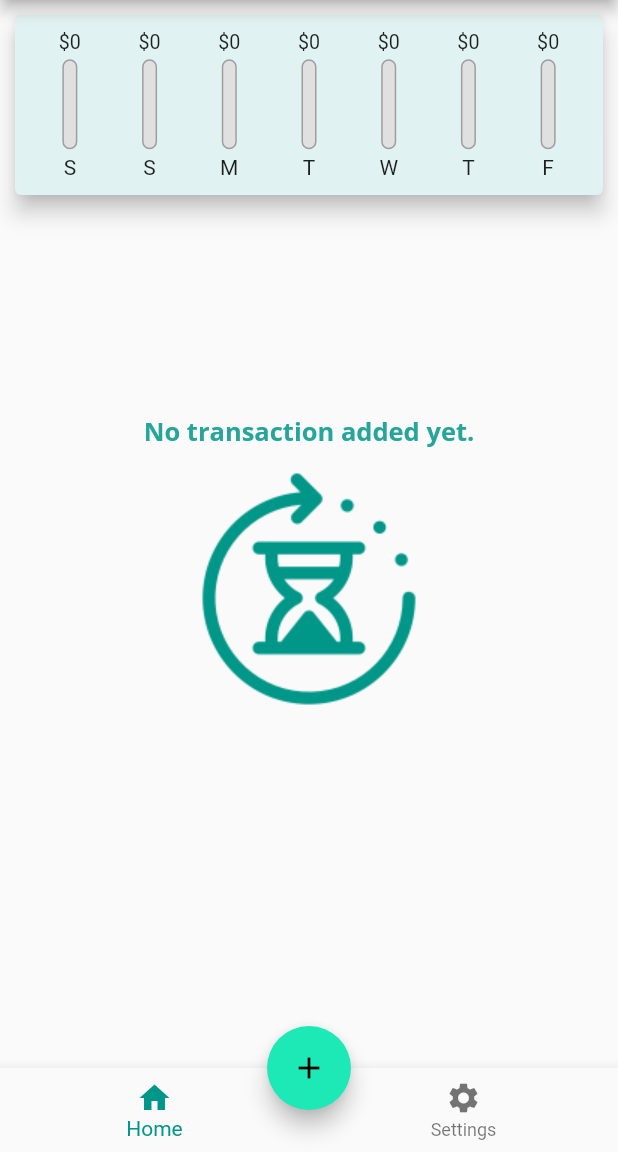
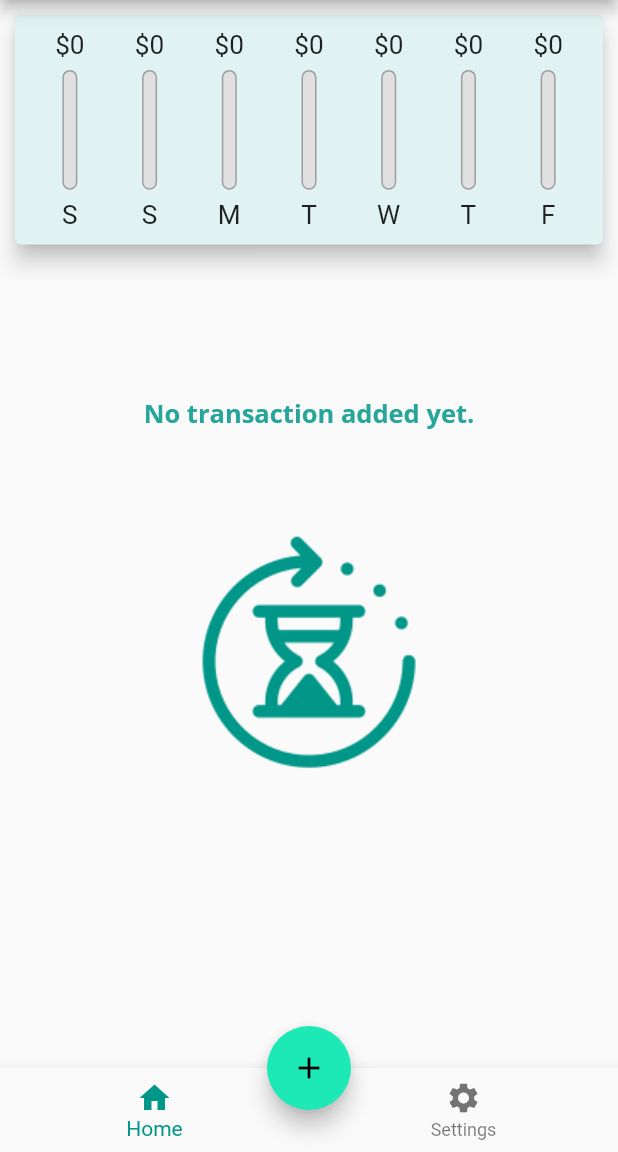
Before and after one commit to inisoultani/flutter-expense-planner, a Flutter app: the screen it shows after launch, on a phone screen of 412 x 824 dp, the part 84-1236 px from its top. Run offline on Flutter 3.47's test engine with Material 2 defaults, Android fonts, the phone set to English and light mode, and no system bars.

Commit message:
adaptive button

```diff
--- a/lib/main.dart
+++ b/lib/main.dart
@@ -1,16 +1,28 @@
 import 'package:flutter/material.dart';
+import 'package:flutter/cupertino.dart';
 import 'widgets/user_transactions.dart';
-
-import './widgets/transaction_list.dart';
+import 'dart:io';
+import 'package:flutter/services.dart';
 import './widgets//transaction_form.dart';
 import '../models/transaction.dart';
 
-void main() => runApp(ExpensePlannerApp());
+void main() {
+  SystemChrome.setPreferredOrientations([
+    DeviceOrientation.portraitDown,
+    DeviceOrientation.portraitUp,
+  ]);
+  runApp(ExpensePlannerApp());
+}
 
 class ExpensePlannerApp extends StatelessWidget {
   // This widget is the root of your application.
   @override
   Widget build(BuildContext context) {
+    //return !Platform.isIOS ? buildMaterialApp() : buildCupertinoApp();
+    return buildMaterialApp();
+  }
+
+  MaterialApp buildMaterialApp() {
     return MaterialApp(
       title: 'Flutter Demo',
       theme: ThemeData(
@@ -23,10 +35,8 @@ class ExpensePlannerApp extends StatelessWidget {
                 fontFamily: 'OpenSans',
                 fontSize: 17,
                 fontWeight: FontWeight.bold,
-            color: Colors.teal[400]
-          ),
-          button: TextStyle(color: Colors.white)
-        ),
+                color: Colors.teal[400]),
+            button: TextStyle(color: Colors.white)),
         buttonTheme: ThemeData.light().buttonTheme.copyWith(
               focusColor: Colors.red,
               buttonColor: Colors.red,
@@ -44,6 +54,16 @@ class ExpensePlannerApp extends StatelessWidget {
       home: MyHomePage(),
     );
   }
+
+  CupertinoApp buildCupertinoApp() {
+    return CupertinoApp(
+      title: 'Flutter Demo',
+      theme: CupertinoThemeData(
+
+      ),
+      home: MyHomePage(),
+    );
+  }
 }
 
 class MyHomePage extends StatefulWidget {
@@ -52,7 +72,6 @@ class MyHomePage extends StatefulWidget {
 }
 
 class _MyHomePageState extends State<MyHomePage> {
-
   final userTransactionsGlobalKey = GlobalKey<UserTransactionsState>();
 
   final List<Transaction> _userTransactions = [
@@ -85,14 +104,21 @@ class _MyHomePageState extends State<MyHomePage> {
     showModalBottomSheet(
         context: context,
         builder: (buildContext) {
-          return TransactionForm(createNewTransaction: userTransactionsGlobalKey.currentState!.createNewTransaction);
+          return TransactionForm(
+              createNewTransaction:
+                  userTransactionsGlobalKey.currentState!.createNewTransaction);
         });
+  }
+
+  CupertinoPageScaffold iosDeviceScaffold(Widget child) {
+    return CupertinoPageScaffold(
+      child: child,
+    );
   }
 
   @override
   Widget build(BuildContext context) {
-    return Scaffold(
-      appBar: AppBar(
+    final PreferredSizeWidget appBar = !Platform.isIOS ?  AppBar(
       title: Text('Flutter App'),
       actions: [
         IconButton(
@@ -100,21 +126,57 @@ class _MyHomePageState extends State<MyHomePage> {
           icon: Icon(Icons.add),
         ),
       ],
+    )  as  PreferredSizeWidget
+    :
+    CupertinoNavigationBar(
+      middle: Text('Flutter App'),
+      trailing: Row(
+        mainAxisSize: MainAxisSize.min,
+        children: [
+          GestureDetector(
+            child: Icon(CupertinoIcons.add),
+            onTap: () => this.openModalBottomSheetNewTransaction(context),
+          )
+        ],),
+    );
+
+    var pageBody = SafeArea(child: SingleChildScrollView(
+        child: UserTransactions(
+          key: userTransactionsGlobalKey,
+          appBarHeight:
+              appBar.preferredSize.height + MediaQuery.of(context).padding.top,
         ),
-      body: SingleChildScrollView(
-        child: UserTransactions(key: userTransactionsGlobalKey,),
-      ),
-      floatingActionButton: FloatingActionButton(
+      )
+    );
+
+    return  !Platform.isIOS ?
+    Scaffold(
+      appBar: appBar,
+      body: pageBody,
+      floatingActionButton: !Platform.isIOS
+          ? FloatingActionButton(
               child: Icon(Icons.add),
-        onPressed: () => userTransactionsGlobalKey.currentState!.openModalBottomSheetNewTransaction(context),
-      ),
+              onPressed: () => userTransactionsGlobalKey.currentState!
+                  .openModalBottomSheetNewTransaction(context),
+            )
+          : Container(),
       floatingActionButtonLocation: FloatingActionButtonLocation.centerDocked,
-      bottomNavigationBar: BottomNavigationBar(
+      bottomNavigationBar: !Platform.isIOS
+          ? BottomNavigationBar(
               items: [
                 BottomNavigationBarItem(label: 'Home', icon: Icon(Icons.home)),
-          BottomNavigationBarItem(label: 'Settings', icon: Icon(Icons.settings))
+                BottomNavigationBarItem(
+                    label: 'Settings', icon: Icon(Icons.settings))
               ],
+            )
+          : Container(
+              height: 0,
             ),
+    )
+    :
+    CupertinoPageScaffold(
+      navigationBar: appBar as ObstructingPreferredSizeWidget,
+      child: pageBody,
     );
   }
 }
--- a/lib/widgets/chart_bar.dart
+++ b/lib/widgets/chart_bar.dart
@@ -13,19 +13,18 @@ class ChartBar extends StatelessWidget {
   @override
   Widget build(BuildContext context) {
     //print('spendingPctTotal : $spendingPctTotal');
+    return LayoutBuilder(builder: (context, constraints) {
       return Column(
         children: [
           Container(
-          height: 15,
+              height: constraints.maxHeight * 0.15,
               child: FittedBox(
-            child: Text('\$${spendingAmount.toStringAsFixed(0)}')
-          )
-        ),
+                  child: Text('\$${spendingAmount.toStringAsFixed(0)}'))),
           SizedBox(
-          height: 4,
+            height: constraints.maxHeight * 0.05,
           ),
           Container(
-          height: 60,
+            height: constraints.maxHeight * 0.6,
             width: 10,
             child: Stack(
               alignment: Alignment.bottomCenter,
@@ -51,12 +50,16 @@ class ChartBar extends StatelessWidget {
             ),
           ),
           SizedBox(
-          height: 4,
+            height: constraints.maxHeight * 0.05,
           ),
-        Text('$label'),
+          Container(
+            height: constraints.maxHeight * 0.15,
+            child: FittedBox(child: Text('$label'))
+          ),
         ],
         mainAxisAlignment: MainAxisAlignment.center,
       );
+    });
   }
 }
 //_3nU2B\q^p@*?mD
--- a/lib/widgets/transaction_list.dart
+++ b/lib/widgets/transaction_list.dart
@@ -20,23 +20,26 @@ class TransactionList extends StatelessWidget {
 
   @override
   Widget build(BuildContext context) {
-    return Container(
-      height: MediaQuery.of(context).size.height * 0.6,
-      child: this.userTransactions.isEmpty
-          ? Column(
+    return this.userTransactions.isEmpty
+        ? LayoutBuilder(builder: (context, constraints) {
+            return Column(
               children: [
                 Text(
                   'No transaction added yet.',
                   style: Theme.of(context).textTheme.headline6,
                 ),
-                ColorFiltered(
+                Container(
+                  height: constraints.maxHeight * 0.6,
+                  child: ColorFiltered(
                       child: Image.asset('assets/images/waiting-hourglass.png'),
                       colorFilter:
-                        ColorFilter.mode(Colors.teal, BlendMode.srcATop))
+                          ColorFilter.mode(Colors.teal, BlendMode.srcATop)),
+                )
               ],
               crossAxisAlignment: CrossAxisAlignment.center,
               mainAxisAlignment: MainAxisAlignment.center,
-            )
+            );
+          })
         : ListView.builder(
             itemCount: this.userTransactions.length,
             itemBuilder: (context, idx) {
@@ -49,7 +52,6 @@ class TransactionList extends StatelessWidget {
                 deleteTransaction: this.deleteTransaction,
               );
             },
-            ),
           );
   }
 }
@@ -151,11 +153,21 @@ class _ListTileCard extends StatelessWidget {
           DateFormat.yMEd().add_jms().format(transaction.date),
           style: TextStyle(fontSize: 12, color: Colors.grey),
         ),
-        trailing: IconButton(
+        trailing: MediaQuery.of(context).size.width > 360 ?
+        TextButton.icon(
+          onPressed: () => this.deleteTransaction(transaction.id),
+          icon: Icon(Icons.delete),
+          label: Text('Delete'),
+          style: TextButton.styleFrom(
+            primary: Theme.of(context).errorColor,
+          ),
+        )
+        :
+        IconButton(
           icon: Icon(Icons.delete),
           color: Theme.of(context).errorColor,
           onPressed: () => this.deleteTransaction(transaction.id),
-        ),
+        )
       ),
     );
   }
--- a/lib/widgets/user_transactions.dart
+++ b/lib/widgets/user_transactions.dart
@@ -5,27 +5,16 @@ import '../models/transaction.dart';
 import '../widgets/chart.dart';
 
 class UserTransactions extends StatefulWidget {
-  const UserTransactions({Key? key}) : super(key: key);
+  final double appBarHeight = 0.0;
+  const UserTransactions({Key? key, double? appBarHeight}) : super(key: key);
 
   @override
   UserTransactionsState createState() => UserTransactionsState();
 }
 
 class UserTransactionsState extends State<UserTransactions> {
-  final List<Transaction> _userTransactions = [
-    // Transaction(
-    //   id: 't1',
-    //   amount: 21.22,
-    //   title: 'grocery',
-    //   date: DateTime.now(),
-    // ),
-    // Transaction(
-    //   id: 't2',
-    //   amount: 10.21,
-    //   title: 'pharmacy',
-    //   date: DateTime.now(),
-    // )
-  ];
+  bool _showChart = true;
+  final List<Transaction> _userTransactions = [];
 
   List<Transaction> get _recentTransaction {
     return this._userTransactions.where((transaction) {
@@ -60,20 +49,82 @@ class UserTransactionsState extends State<UserTransactions> {
         });
   }
 
-  @override
-  Widget build(BuildContext context) {
+  Widget landscapeLayout(double bottomNavbarHeight) {
     return Column(
       mainAxisAlignment: MainAxisAlignment.start,
       crossAxisAlignment: CrossAxisAlignment.center,
       children: [
-        Chart(
-          recentTransactions: this._recentTransaction,
+        Row(
+          mainAxisAlignment: MainAxisAlignment.center,
+          children: [
+            Text('Show Chart', style: Theme.of(context).textTheme.title,),
+            Card(
+              child: Switch(
+                value: this._showChart,
+                onChanged: (val) {
+                  setState(() {
+                    this._showChart = val;
+                  });
+              }),
+            )
+          ],
         ),
-        TransactionList(
-          userTransactions: this._userTransactions,
-          deleteTransaction: this._deleteTransaction,
+        this._showChart
+            ? Container(
+                height:
+                    (MediaQuery.of(context).size.height - widget.appBarHeight) *
+                        0.5,
+                child: Chart(
+                  recentTransactions: this._recentTransaction,
+                ),
+              )
+            : Container(
+                height: (MediaQuery.of(context).size.height -
+                        widget.appBarHeight -
+                        bottomNavbarHeight) *
+                    0.79,
+                child: TransactionList(
+                  userTransactions: this._userTransactions,
+                  deleteTransaction: this._deleteTransaction,
+                ),
+              ),
+      ],
+    );
+  }
+
+  Widget potraitLayout(double bottomNavbarHeight) {
+    return Column(
+      mainAxisAlignment: MainAxisAlignment.start,
+      crossAxisAlignment: CrossAxisAlignment.center,
+      children: [
+        Container(
+          height:
+              (MediaQuery.of(context).size.height - widget.appBarHeight) * 0.21,
+          child: Chart(
+            recentTransactions: this._recentTransaction,
+          ),
+        ),
+        Container(
+          height: (MediaQuery.of(context).size.height -
+                  widget.appBarHeight -
+                  bottomNavbarHeight) *
+              0.79,
+          child: TransactionList(
+            userTransactions: this._userTransactions,
+            deleteTransaction: this._deleteTransaction,
+          ),
         ),
       ],
     );
   }
+
+  @override
+  Widget build(BuildContext context) {
+    final isLandscape =
+        MediaQuery.of(context).orientation == Orientation.landscape;
+    double bottomNavbarHeight = 175;
+    return isLandscape
+        ? landscapeLayout(bottomNavbarHeight)
+        : potraitLayout(bottomNavbarHeight);
+  }
 }
```
Also changed, not shown: lib/widgets/adaptive_flat_button.dart (added, +30 -0 lines), lib/widgets/transaction_form.dart (+18 -11 lines). Lines whose indentation alone changed are shown as unchanged.
